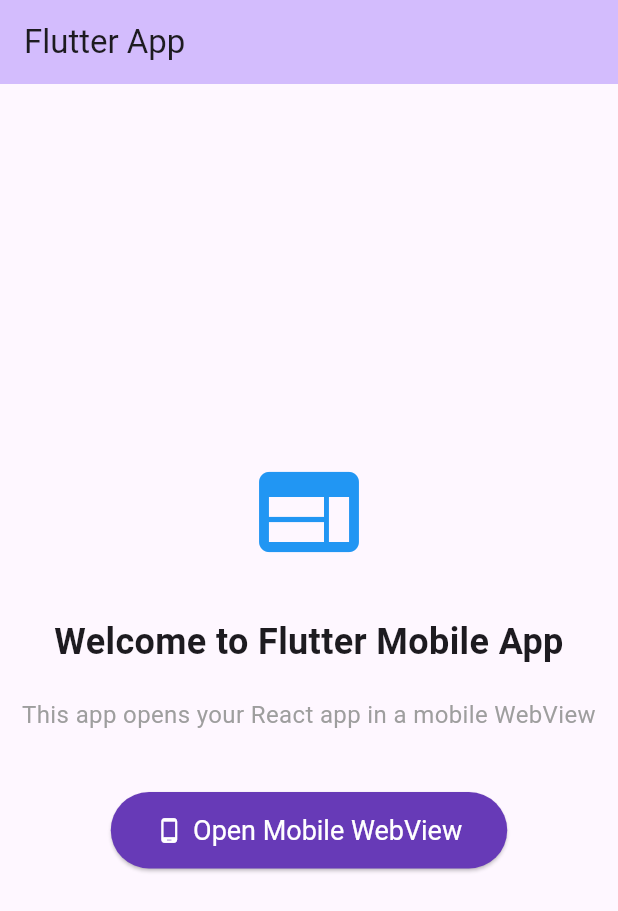
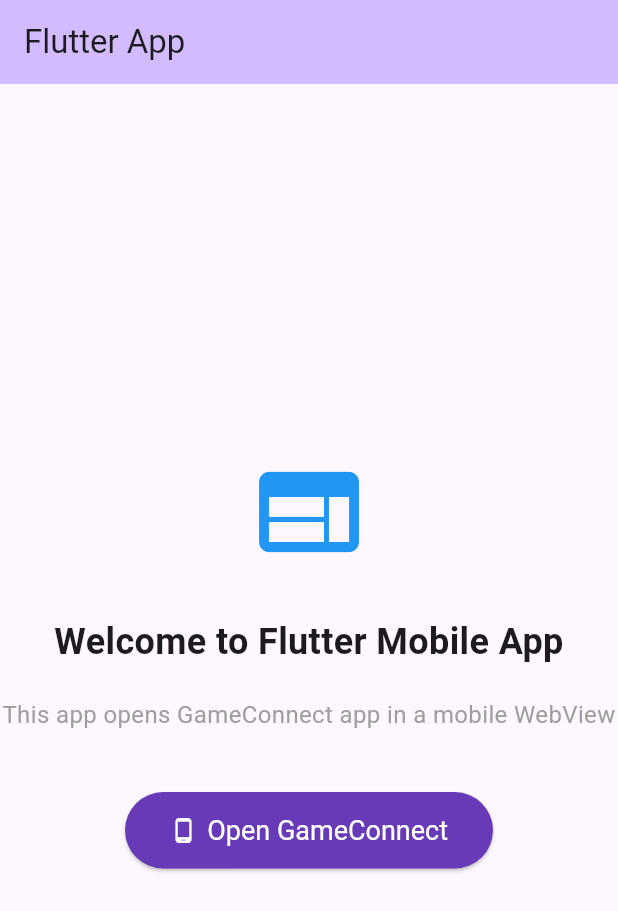
Before and after one commit to YaroslavKolbaiev/flutter-test-auth-app, a Flutter app: the screen it shows after launch, on a phone screen of 412 x 824 dp. Shown: the top 911 px of the screen. Run offline on Flutter 3.47's test engine with Material 3 defaults, Android fonts, the phone set to English and light mode, and no system bars; our stand-ins replace flutter_dotenv, webview_flutter.

Commit message:
update main.dart

```diff
--- a/lib/main.dart
+++ b/lib/main.dart
@@ -222,7 +222,7 @@ class _MyHomePageState extends State<MyHomePage> {
             ),
             const SizedBox(height: 20),
             const Text(
-              'This app opens your React app in a mobile WebView',
+              'This app opens GameConnect app in a mobile WebView',
               style: TextStyle(
                 fontSize: 16,
                 color: Colors.grey,
@@ -283,7 +283,7 @@ class _MyHomePageState extends State<MyHomePage> {
               ElevatedButton.icon(
                 onPressed: _openWebView,
                 icon: const Icon(Icons.phone_android),
-                label: const Text('Open Mobile WebView'),
+                label: const Text('Open GameConnect'),
                 style: ElevatedButton.styleFrom(
                   backgroundColor: Colors.deepPurple,
                   foregroundColor: Colors.white,
```
